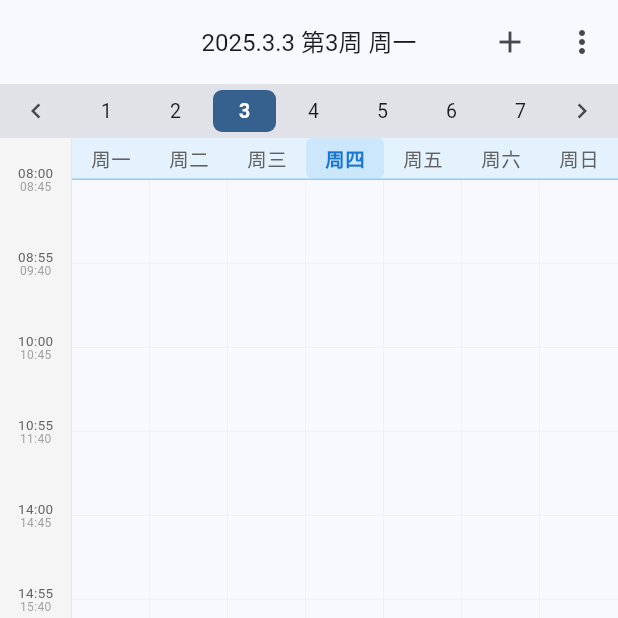
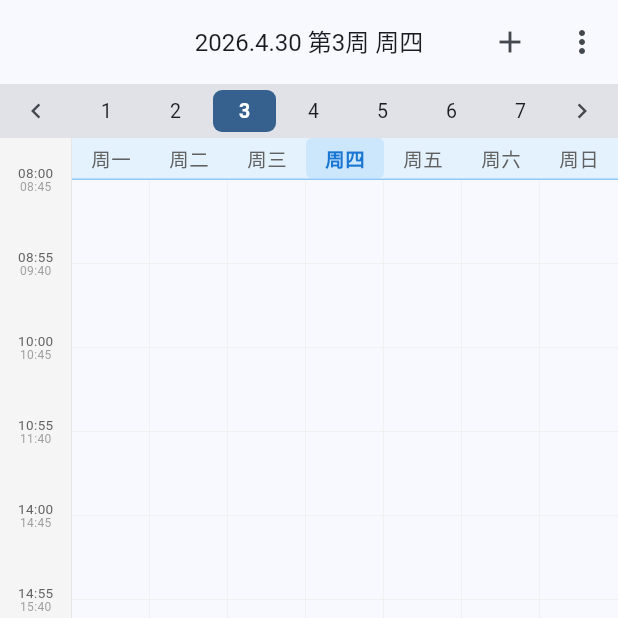
Before and after one commit to Yuwen-1577/jian-schedule, a Flutter app: the screen it shows after launch, swiped to page 3, on a phone screen of 412 x 824 dp, the top half of it. Run offline on Flutter 3.47's test engine with Material 3 defaults, Android fonts, the phone set to English and light mode, and no system bars; our stand-ins replace shared_preferences, sqflite; accounts and stored records are empty.

Commit message:
v1.0.2 — 修复日期显示为真实当前日期
- AppBar 日期改为 today 真实日期，不再显示周一日期
- versionCode: 2→3

Co-Authored-By: Claude Opus 4.7 <noreply@anthropic.com>

```diff
--- a/lib/pages/schedule_page.dart
+++ b/lib/pages/schedule_page.dart
@@ -37,15 +37,11 @@ class _SchedulePageState extends State<SchedulePage> {
     final provider = context.watch<ScheduleProvider>();
     final currentWeek = provider.currentWeek;
 
-    // 计算当前周对应的日期（该周周一）
-    final semesterStart = provider.semesterStart;
-    final weekMonday = semesterStart.add(Duration(days: (currentWeek - 1) * 7));
-    // 用周一作为显示日期
-    final displayDate = weekMonday;
+    // 使用今天的真实日期和星期
     final now = DateTime.now();
     final weekdayNames = ['一', '二', '三', '四', '五', '六', '日'];
-    String dateStr = '${displayDate.year}.${displayDate.month}.${displayDate.day}';
-    String weekDayStr = '周${weekdayNames[displayDate.weekday - 1]}';
+    String dateStr = '${now.year}.${now.month}.${now.day}';
+    String weekDayStr = '周${weekdayNames[now.weekday - 1]}';
     String titleStr = '$dateStr 第$currentWeek周 $weekDayStr';
 
     return Scaffold(
--- a/pubspec.yaml
+++ b/pubspec.yaml
@@ -1,7 +1,7 @@
 name: simple_schedule
 description: 简课表 - 跨平台课程表管理应用
 publish_to: 'none'
-version: 1.0.1+2
+version: 1.0.2+3
 
 environment:
   sdk: '>=3.1.0 <4.0.0'
```
